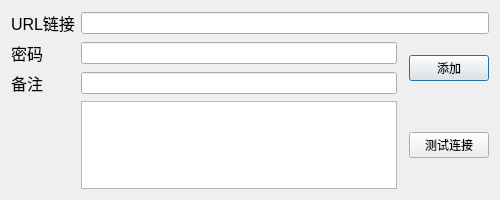
The window that UI/addShell.ui (0xr1ngs/Webshell-Management-Tool) describes before a commit, drawn with Qt 5.
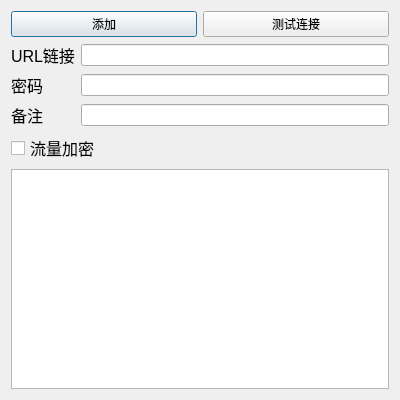
The same window after the commit.

Commit message: 新增流量加密功能

Diff of the .ui file:
```diff
--- a/UI/addShell.ui
+++ b/UI/addShell.ui
@@ -6,61 +6,40 @@
    <rect>
     <x>0</x>
     <y>0</y>
-    <width>500</width>
-    <height>200</height>
+    <width>400</width>
+    <height>400</height>
    </rect>
   </property>
   <property name="minimumSize">
    <size>
-    <width>500</width>
-    <height>200</height>
+    <width>400</width>
+    <height>400</height>
    </size>
   </property>
   <property name="windowTitle">
    <string>添加shell</string>
   </property>
-  <layout class="QGridLayout" name="gridLayout">
-   <item row="1" column="0">
-    <widget class="QLabel" name="label_2">
-     <property name="font">
-      <font>
-       <pointsize>12</pointsize>
-      </font>
-     </property>
-     <property name="text">
-      <string>密码</string>
-     </property>
-    </widget>
-   </item>
-   <item row="0" column="1" colspan="3">
-    <widget class="QLineEdit" name="lineEdit"/>
-   </item>
-   <item row="2" column="1">
-    <widget class="QLineEdit" name="lineEdit_3">
-     <property name="text">
-      <string/>
-     </property>
-    </widget>
-   </item>
-   <item row="1" column="3" rowspan="2">
+  <layout class="QGridLayout" name="gridLayout_2">
+   <item row="0" column="0">
+    <layout class="QHBoxLayout" name="horizontalLayout">
+     <item>
     <widget class="QPushButton" name="pushButton">
      <property name="text">
       <string>添加</string>
      </property>
     </widget>
    </item>
-   <item row="2" column="0">
-    <widget class="QLabel" name="label_3">
-     <property name="font">
-      <font>
-       <pointsize>12</pointsize>
-      </font>
-     </property>
+     <item>
+      <widget class="QPushButton" name="pushButton_2">
      <property name="text">
-      <string>备注</string>
+        <string>测试连接</string>
      </property>
     </widget>
    </item>
+    </layout>
+   </item>
+   <item row="1" column="0">
+    <layout class="QGridLayout" name="gridLayout">
    <item row="0" column="0">
     <widget class="QLabel" name="label">
      <property name="font">
@@ -73,6 +52,21 @@
      </property>
     </widget>
    </item>
+     <item row="0" column="1">
+      <widget class="QLineEdit" name="lineEdit"/>
+     </item>
+     <item row="1" column="0">
+      <widget class="QLabel" name="label_2">
+       <property name="font">
+        <font>
+         <pointsize>12</pointsize>
+        </font>
+       </property>
+       <property name="text">
+        <string>密码</string>
+       </property>
+      </widget>
+     </item>
    <item row="1" column="1">
     <widget class="QLineEdit" name="lineEdit_2">
      <property name="text">
@@ -80,15 +74,41 @@
      </property>
     </widget>
    </item>
-   <item row="3" column="1">
+     <item row="2" column="0">
+      <widget class="QLabel" name="label_3">
+       <property name="font">
+        <font>
+         <pointsize>12</pointsize>
+        </font>
+       </property>
+       <property name="text">
+        <string>备注</string>
+       </property>
+      </widget>
+     </item>
+     <item row="2" column="1">
+      <widget class="QLineEdit" name="lineEdit_3">
+       <property name="text">
+        <string/>
+       </property>
+      </widget>
+     </item>
+     <item row="3" column="0" colspan="2">
+      <widget class="QCheckBox" name="checkBox">
+       <property name="font">
+        <font>
+         <pointsize>12</pointsize>
+        </font>
+       </property>
+       <property name="text">
+        <string>流量加密</string>
+       </property>
+      </widget>
+     </item>
+     <item row="4" column="0" colspan="2">
     <widget class="QTextBrowser" name="textBrowser"/>
    </item>
-   <item row="3" column="3">
-    <widget class="QPushButton" name="pushButton_2">
-     <property name="text">
-      <string>测试连接</string>
-     </property>
-    </widget>
+    </layout>
    </item>
   </layout>
  </widget>
```
Lines whose indentation alone changed are shown as unchanged. The commit also changes 9 other files.
